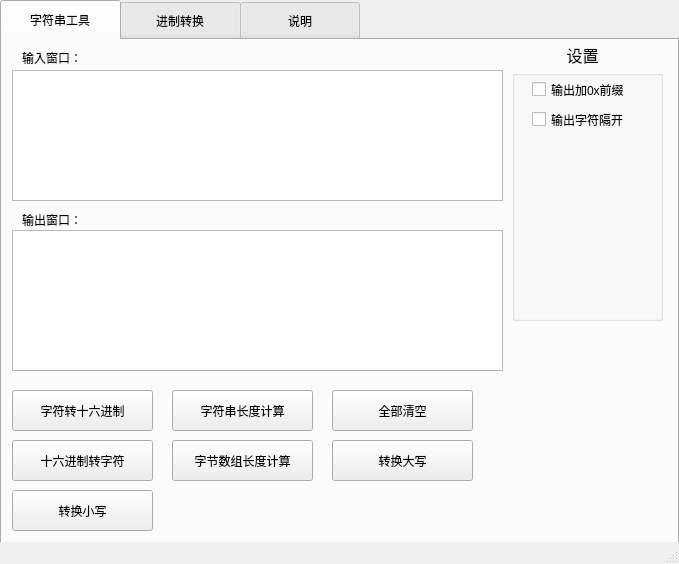
This is programmer_calculator/mainwindow.ui in a2570944729/programmer_calculator as Qt 5 draws it before an edit. The edited form follows.
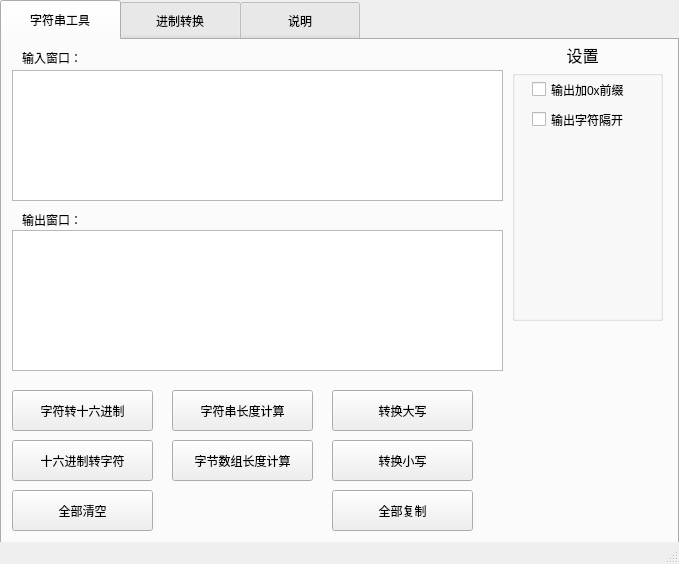
This is the edited form. The open tabs and pages were chosen to show the change.

Commit message: 增加第一界面的复制功能，优化应用图标

Diff of the .ui file:
```diff
--- a/programmer_calculator/mainwindow.ui
+++ b/programmer_calculator/mainwindow.ui
@@ -187,8 +187,8 @@
      <widget class="QPushButton" name="clear_all_page1">
       <property name="geometry">
        <rect>
-        <x>330</x>
-        <y>350</y>
+        <x>10</x>
+        <y>450</y>
         <width>141</width>
         <height>41</height>
        </rect>
@@ -253,7 +253,7 @@
       <property name="geometry">
        <rect>
         <x>330</x>
-        <y>400</y>
+        <y>350</y>
         <width>141</width>
         <height>41</height>
        </rect>
@@ -265,8 +265,8 @@
      <widget class="QPushButton" name="set_lowercase">
       <property name="geometry">
        <rect>
-        <x>10</x>
-        <y>450</y>
+        <x>330</x>
+        <y>400</y>
         <width>141</width>
         <height>41</height>
        </rect>
@@ -275,6 +275,19 @@
        <string>转换小写</string>
       </property>
      </widget>
+     <widget class="QPushButton" name="copy_all_page1">
+      <property name="geometry">
+       <rect>
+        <x>330</x>
+        <y>450</y>
+        <width>141</width>
+        <height>41</height>
+       </rect>
+      </property>
+      <property name="text">
+       <string>全部复制</string>
+      </property>
+     </widget>
      <zorder>set</zorder>
      <zorder>hex_to_string</zorder>
      <zorder>output_page_1</zorder>
```
Left out of the diff: 12 changed lines with no effect on the pictures. The commit also changes 9 other files.
